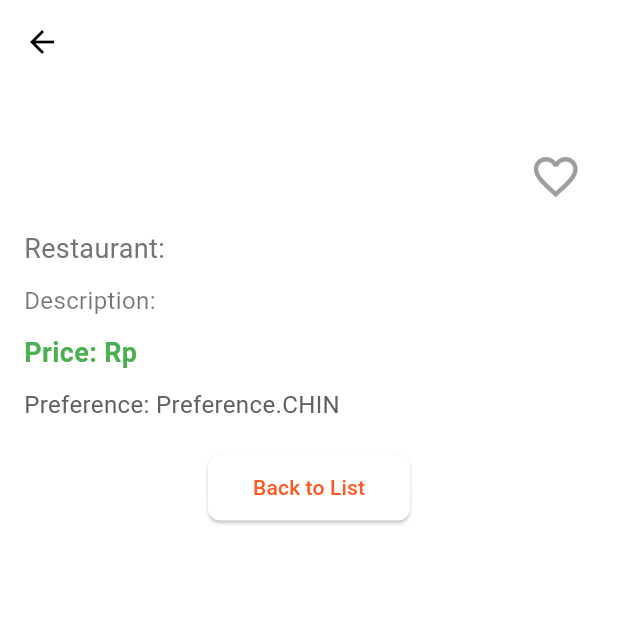
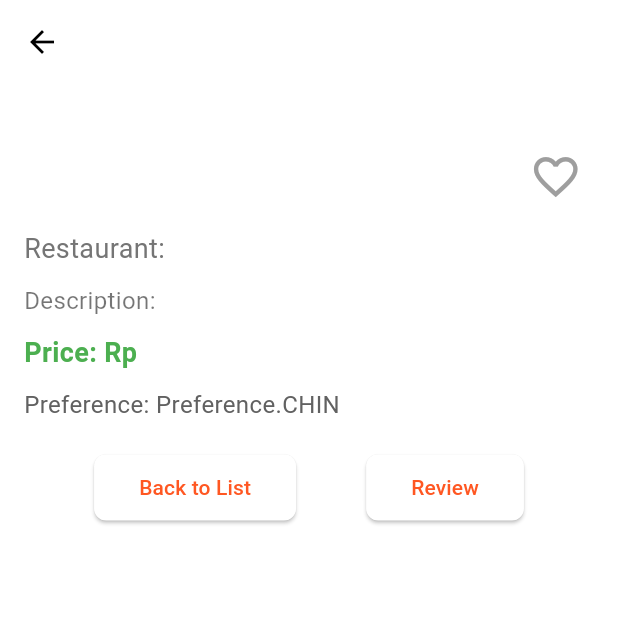
Before and after one commit to grup-1-pbp/mangan-yuk-mobile, a Flutter app: the FoodDetailPage screen opened directly with empty values, on a phone screen of 412 x 824 dp, the top half of it. Run offline on Flutter 3.47's test engine with Material 3 defaults, Android fonts, the phone set to English and light mode, and no system bars; missing offline and left inert: pbp_django_auth.

Commit message:
perubahan pada page detail

```diff
--- a/lib/screens/food_detail_page.dart
+++ b/lib/screens/food_detail_page.dart
@@ -2,6 +2,9 @@
 import 'package:mangan_yuk_mobile/models/food_entry.dart';
 import 'package:mangan_yuk_mobile/widgets/bookmark_button.dart';
 import 'package:mangan_yuk_mobile/models/bookmark_model.dart';
+import 'package:mangan_yuk_mobile/providers/review_providers.dart';
+import 'package:provider/provider.dart';
+import 'reviews_screen.dart';
 
 class FoodDetailPage extends StatefulWidget {
   final FoodEntry food;
@@ -111,9 +114,10 @@
             ),
             const SizedBox(height: 20),
 
-              Align(
-                alignment: Alignment.bottomCenter,
-                child: ElevatedButton(
+            Row(
+              mainAxisAlignment: MainAxisAlignment.spaceEvenly,
+              children: [
+                ElevatedButton(
                   onPressed: () {
                     Navigator.pop(context);
                   },
@@ -125,6 +129,24 @@
                     ),
                   ),
                 ),
+                ElevatedButton(
+                  onPressed: () {
+                    Navigator.push(
+                      context,
+                      MaterialPageRoute(
+                        builder: (context) => ReviewsScreen(),
+                      ),
+                    );
+                  },
+                  child: const Text("Review"),
+                  style: ElevatedButton.styleFrom(
+                    padding: const EdgeInsets.symmetric(horizontal: 30, vertical: 12),
+                    shape: RoundedRectangleBorder(
+                      borderRadius: BorderRadius.circular(8),
+                    ),
+                  ),
+                ),
+              ],
             ),
           ],
         ),
```
Also changed, not shown: lib/main.dart (+11 -7 lines). Lines whose indentation alone changed are shown as unchanged.
